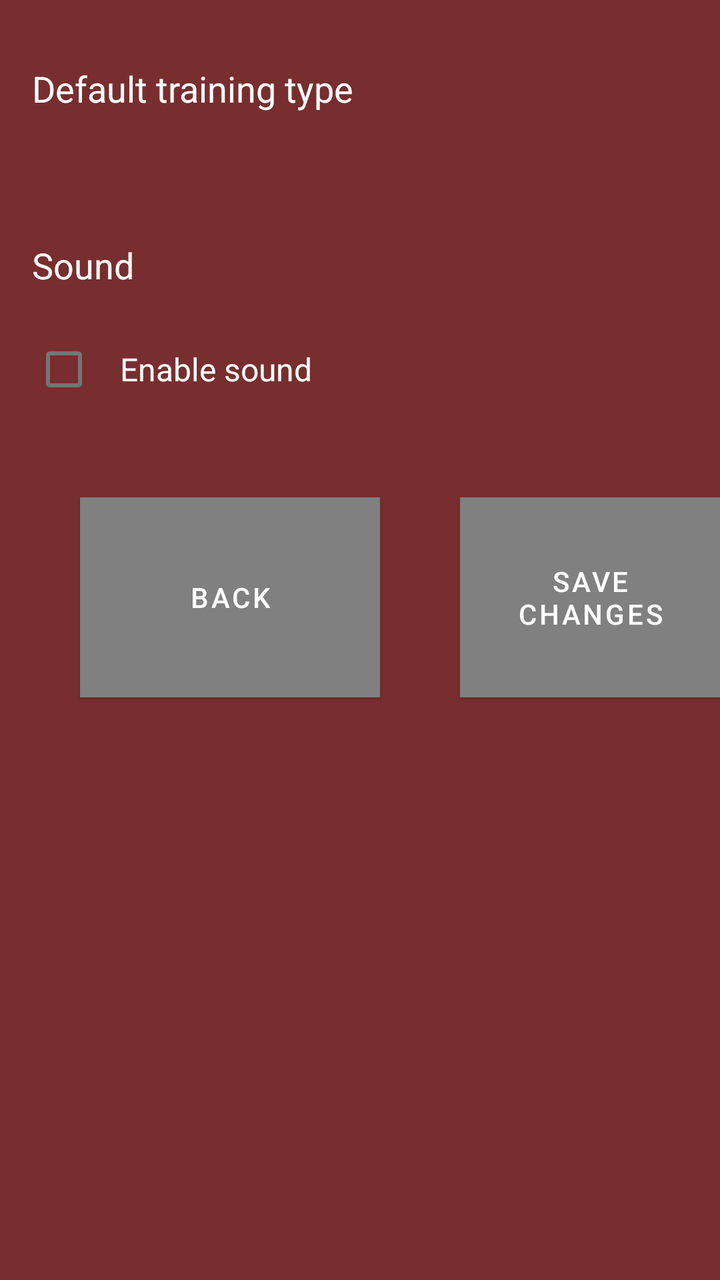
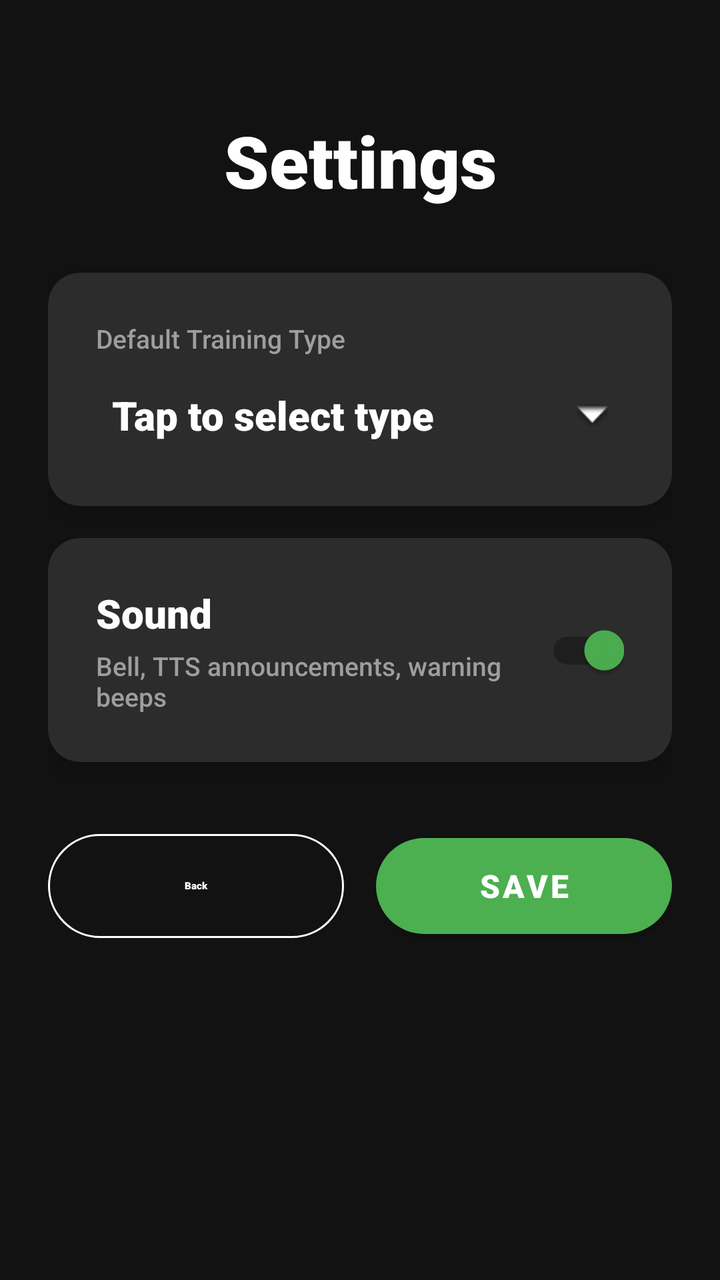

Screens rendered from an Android XML layout before and after an edit, with the pre-edit source and the edit as a unified diff.
<!-- AndroidManifest.xml: application theme Theme.SparTime -->
<!-- res/layout/fragment_settings.xml -->
<RelativeLayout xmlns:android="http://schemas.android.com/apk/res/android"
    android:layout_width="match_parent"
    android:layout_height="match_parent"
    xmlns:app="http://schemas.android.com/apk/res-auto"
    android:background="#782E2E">

    
    <TextView
        android:id="@+id/textTrainingType"
        android:layout_width="match_parent"
        android:layout_height="wrap_content"
        android:text="Default training type"
        android:textColor="@color/white"
        android:textSize="18sp"
        android:padding="16dp"
        android:clickable="true"
        android:background="?android:attr/selectableItemBackground"
        android:layout_marginTop="16dp"/>

    <LinearLayout
        android:id="@+id/dropdownChoices"
        android:layout_width="match_parent"
        android:layout_height="wrap_content"
        android:visibility="gone"
        android:orientation="vertical"
        android:layout_below="@id/textTrainingType">

        
        <TextView
            android:id="@+id/mmaTrainingTextView"
            android:layout_width="match_parent"
            android:layout_height="wrap_content"
            android:text="MMA Training"
            android:textColor="@color/white"
            android:textSize="16sp"
            android:padding="12dp"/>

        <TextView
            android:id="@+id/boxingTrainingTextView"
            android:layout_width="match_parent"
            android:layout_height="wrap_content"
            android:text="Boxing Training"
            android:textColor="@color/white"
            android:textSize="16sp"
            android:padding="12dp"/>


    </LinearLayout>

    
    <TextView
        android:id="@+id/textSound"
        android:layout_width="match_parent"
        android:layout_height="wrap_content"
        android:text="Sound"
        android:textColor="@color/white"
        android:textSize="18sp"
        android:padding="16dp"
        android:layout_below="@id/dropdownChoices"
        android:layout_marginTop="32dp"/>

    <CheckBox
        android:id="@+id/checkboxSound"
        android:layout_width="wrap_content"
        android:layout_height="wrap_content"
        android:text="Enable sound"
        android:textColor="@color/white"
        android:textSize="16sp"
        android:padding="12dp"
        android:layout_below="@id/textSound"
        android:layout_marginStart="16dp"/>

    <Button
        app:backgroundTint="@null"
        android:id="@+id/btn_back"
        android:layout_width="150dp"
        android:background="#808080"
        android:layout_height="100dp"
        android:layout_below="@id/checkboxSound"
        android:layout_marginStart="40dp"
        android:layout_marginTop="40dp"
        android:layout_marginEnd="40dp"
        android:layout_marginBottom="40dp"
        android:text="Back" />
    <Button
        app:backgroundTint="@null"
        android:id="@+id/btn_save"
        android:layout_width="150dp"
        android:background="#808080"
        android:layout_height="100dp"
        android:layout_toEndOf="@id/btn_back"
        android:text="Save Changes"
        android:layout_marginTop="40dp"
        android:layout_below="@id/checkboxSound"/>
</RelativeLayout>
<!-- resources referenced by this layout -->
<resources>
  <color name="white">#FFFFFFFF</color>
  <style name="Theme.SparTime" parent="Theme.MaterialComponents.DayNight.DarkActionBar">
          
          <item name="colorPrimary">#782E2E</item>
          <item name="colorPrimaryVariant">#782E2E</item>
          <item name="colorOnPrimary">@color/white</item>
          
          <item name="colorSecondary">@color/teal_200</item>
          <item name="colorSecondaryVariant">@color/teal_700</item>
          <item name="colorOnSecondary">@color/black</item>
          
          <item name="android:statusBarColor" tools:targetApi="l">?attr/colorPrimaryVariant</item>
          
      </style>
  <color name="teal_200">#FF03DAC5</color>
  <color name="teal_700">#FF018786</color>
  <color name="black">#FF000000</color>
</resources>

<!-- the commit's change to res/layout/fragment_settings.xml (unified diff, before → after) -->
@@ -1,95 +1,204 @@
-<RelativeLayout xmlns:android="http://schemas.android.com/apk/res/android"
+<?xml version="1.0" encoding="utf-8"?>
+<ScrollView xmlns:android="http://schemas.android.com/apk/res/android"
+    xmlns:app="http://schemas.android.com/apk/res-auto"
     android:layout_width="match_parent"
     android:layout_height="match_parent"
-    xmlns:app="http://schemas.android.com/apk/res-auto"
-    android:background="#782E2E">
-
-    
-    <TextView
-        android:id="@+id/textTrainingType"
+    android:background="@color/background_primary"
+    android:fillViewport="true">
+
+    <androidx.constraintlayout.widget.ConstraintLayout
         android:layout_width="match_parent"
         android:layout_height="wrap_content"
-        android:text="Default training type"
-        android:textColor="@color/white"
-        android:textSize="18sp"
-        android:padding="16dp"
-        android:clickable="true"
-        android:background="?android:attr/selectableItemBackground"
-        android:layout_marginTop="16dp"/>
-
-    <LinearLayout
-        android:id="@+id/dropdownChoices"
-        android:layout_width="match_parent"
-        android:layout_height="wrap_content"
-        android:visibility="gone"
-        android:orientation="vertical"
-        android:layout_below="@id/textTrainingType">
+        android:padding="24dp">
+
+        <TextView
+            android:id="@+id/settings_title"
+            android:layout_width="match_parent"
+            android:layout_height="wrap_content"
+            android:layout_marginTop="32dp"
+            android:fontFamily="sans-serif-black"
+            android:gravity="center_horizontal"
+            android:text="Settings"
+            android:textColor="@color/white"
+            android:textSize="36sp"
+            app:layout_constraintEnd_toEndOf="parent"
+            app:layout_constraintStart_toStartOf="parent"
+            app:layout_constraintTop_toTopOf="parent" />
 
         
-        <TextView
-            android:id="@+id/mmaTrainingTextView"
-            android:layout_width="match_parent"
-            android:layout_height="wrap_content"
-            android:text="MMA Training"
-            android:textColor="@color/white"
-            android:textSize="16sp"
-            android:padding="12dp"/>
-
-        <TextView
-            android:id="@+id/boxingTrainingTextView"
-            android:layout_width="match_parent"
-            android:layout_height="wrap_content"
-            android:text="Boxing Training"
-            android:textColor="@color/white"
-            android:textSize="16sp"
-            android:padding="12dp"/>
-
-
-    </LinearLayout>
-
-    
-    <TextView
-        android:id="@+id/textSound"
-        android:layout_width="match_parent"
-        android:layout_height="wrap_content"
-        android:text="Sound"
-        android:textColor="@color/white"
-        android:textSize="18sp"
-        android:padding="16dp"
-        android:layout_below="@id/dropdownChoices"
-        android:layout_marginTop="32dp"/>
-
-    <CheckBox
-        android:id="@+id/checkboxSound"
-        android:layout_width="wrap_content"
-        android:layout_height="wrap_content"
-        android:text="Enable sound"
-        android:textColor="@color/white"
-        android:textSize="16sp"
-        android:padding="12dp"
-        android:layout_below="@id/textSound"
-        android:layout_marginStart="16dp"/>
-
-    <Button
-        app:backgroundTint="@null"
-        android:id="@+id/btn_back"
-        android:layout_width="150dp"
-        android:background="#808080"
-        android:layout_height="100dp"
-        android:layout_below="@id/checkboxSound"
-        android:layout_marginStart="40dp"
-        android:layout_marginTop="40dp"
-        android:layout_marginEnd="40dp"
-        android:layout_marginBottom="40dp"
-        android:text="Back" />
-    <Button
-        app:backgroundTint="@null"
-        android:id="@+id/btn_save"
-        android:layout_width="150dp"
-        android:background="#808080"
-        android:layout_height="100dp"
-        android:layout_toEndOf="@id/btn_back"
-        android:text="Save Changes"
-        android:layout_marginTop="40dp"
-        android:layout_below="@id/checkboxSound"/>
-</RelativeLayout>
+        <com.google.android.material.card.MaterialCardView
+            android:id="@+id/trainingTypeCard"
+            android:layout_width="match_parent"
+            android:layout_height="wrap_content"
+            android:layout_marginTop="32dp"
+            app:cardBackgroundColor="@color/surface"
+            app:cardCornerRadius="16dp"
+            app:cardElevation="8dp"
+            app:layout_constraintEnd_toEndOf="parent"
+            app:layout_constraintStart_toStartOf="parent"
+            app:layout_constraintTop_toBottomOf="@id/settings_title">
+
+            <LinearLayout
+                android:layout_width="match_parent"
+                android:layout_height="wrap_content"
+                android:orientation="vertical"
+                android:padding="24dp">
+
+                <TextView
+                    android:layout_width="wrap_content"
+                    android:layout_height="wrap_content"
+                    android:fontFamily="sans-serif-medium"
+                    android:text="Default Training Type"
+                    android:textColor="@color/gray_medium"
+                    android:textSize="13sp" />
+
+                <TextView
+                    android:id="@+id/textTrainingType"
+                    android:layout_width="match_parent"
+                    android:layout_height="wrap_content"
+                    android:layout_marginTop="8dp"
+                    android:background="?android:attr/selectableItemBackground"
+                    android:clickable="true"
+                    android:drawableEnd="@android:drawable/arrow_down_float"
+                    android:fontFamily="sans-serif-black"
+                    android:padding="8dp"
+                    android:text="Tap to select type"
+                    android:textColor="@color/white"
+                    android:textSize="20sp" />
+
+                <LinearLayout
+                    android:id="@+id/dropdownChoices"
+                    android:layout_width="match_parent"
+                    android:layout_height="wrap_content"
+                    android:layout_marginTop="8dp"
+                    android:orientation="vertical"
+                    android:visibility="gone">
+
+                    <View
+                        android:layout_width="match_parent"
+                        android:layout_height="1dp"
+                        android:background="@color/background_secondary" />
+
+                    <TextView
+                        android:id="@+id/boxingTrainingTextView"
+                        android:layout_width="match_parent"
+                        android:layout_height="wrap_content"
+                        android:background="?android:attr/selectableItemBackground"
+                        android:fontFamily="sans-serif-medium"
+                        android:padding="16dp"
+                        android:text="Boxing  —  12 × 3 min"
+                        android:textColor="@color/white"
+                        android:textSize="16sp" />
+
+                    <TextView
+                        android:id="@+id/mmaTrainingTextView"
+                        android:layout_width="match_parent"
+                        android:layout_height="wrap_content"
+                        android:background="?android:attr/selectableItemBackground"
+                        android:fontFamily="sans-serif-medium"
+                        android:padding="16dp"
+                        android:text="MMA  —  5 × 5 min"
+                        android:textColor="@color/white"
+                        android:textSize="16sp" />
+
+                </LinearLayout>
+            </LinearLayout>
+        </com.google.android.material.card.MaterialCardView>
+
+        
+        <com.google.android.material.card.MaterialCardView
+            android:id="@+id/soundCard"
+            android:layout_width="match_parent"
+            android:layout_height="wrap_content"
+            android:layout_marginTop="16dp"
+            app:cardBackgroundColor="@color/surface"
+            app:cardCornerRadius="16dp"
+            app:cardElevation="8dp"
+            app:layout_constraintEnd_toEndOf="parent"
+            app:layout_constraintStart_toStartOf="parent"
+            app:layout_constraintTop_toBottomOf="@id/trainingTypeCard">
+
+            <LinearLayout
+                android:layout_width="match_parent"
+                android:layout_height="wrap_content"
+                android:gravity="center_vertical"
+                android:orientation="horizontal"
+                android:padding="24dp">
+
+                <LinearLayout
+                    android:layout_width="0dp"
+                    android:layout_height="wrap_content"
+                    android:layout_weight="1"
+                    android:orientation="vertical">
+
+                    <TextView
+                        android:layout_width="wrap_content"
+                        android:layout_height="wrap_content"
+                        android:fontFamily="sans-serif-black"
+                        android:text="Sound"
+                        android:textColor="@color/white"
+                        android:textSize="20sp" />
+
+                    <TextView
+                        android:layout_width="wrap_content"
+                        android:layout_height="wrap_content"
+                        android:layout_marginTop="4dp"
+                        android:fontFamily="sans-serif-medium"
+                        android:text="Bell, TTS announcements, warning beeps"
+                        android:textColor="@color/gray_medium"
+                        android:textSize="13sp" />
+
+                </LinearLayout>
+
+                <com.google.android.material.switchmaterial.SwitchMaterial
+                    android:id="@+id/checkboxSound"
+                    android:layout_width="wrap_content"
+                    android:layout_height="wrap_content"
+                    android:checked="true"
+                    app:thumbTint="@color/timer_active"
+                    app:trackTint="@color/background_secondary" />
+
+            </LinearLayout>
+        </com.google.android.material.card.MaterialCardView>
+
+        
+        <LinearLayout
+            android:id="@+id/buttonsLayout"
+            android:layout_width="match_parent"
+            android:layout_height="wrap_content"
+            android:layout_marginTop="32dp"
+            android:gravity="center"
+            android:orientation="horizontal"
+            app:layout_constraintEnd_toEndOf="parent"
+            app:layout_constraintStart_toStartOf="parent"
+            app:layout_constraintTop_toBottomOf="@id/soundCard">
+
+            <com.google.android.material.button.MaterialButton
+                android:id="@+id/btn_back"
+                style="@style/Widget.Material3.Button.OutlinedButton"
+                android:layout_width="0dp"
+                android:layout_height="60dp"
+                android:layout_marginEnd="8dp"
+                android:layout_weight="1"
+                android:fontFamily="sans-serif-black"
+                android:text="Back"
+                android:textColor="@color/white"
+                app:cornerRadius="30dp"
+                app:strokeColor="@color/white" />
+
+            <com.google.android.material.button.MaterialButton
+                android:id="@+id/btn_save"
+                android:layout_width="0dp"
+                android:layout_height="60dp"
+                android:layout_marginStart="8dp"
+                android:layout_weight="1"
+                android:fontFamily="sans-serif-black"
+                android:text="Save"
+                android:textSize="16sp"
+                app:backgroundTint="@color/timer_active"
+                app:cornerRadius="30dp" />
+
+        </LinearLayout>
+
+    </androidx.constraintlayout.widget.ConstraintLayout>
+</ScrollView>
<!-- resource entries referenced after the edit -->
@@ -1,5 +1,10 @@
 <!-- resources referenced by this layout -->
 <resources>
+  <color name="background_primary">#121212</color>
+  <color name="background_secondary">#1E1E1E</color>
+  <color name="gray_medium">#9E9E9E</color>
+  <color name="surface">#2C2C2C</color>
+  <color name="timer_active">#4CAF50</color>
   <color name="white">#FFFFFFFF</color>
   <style name="Theme.SparTime" parent="Theme.MaterialComponents.DayNight.DarkActionBar">
           
